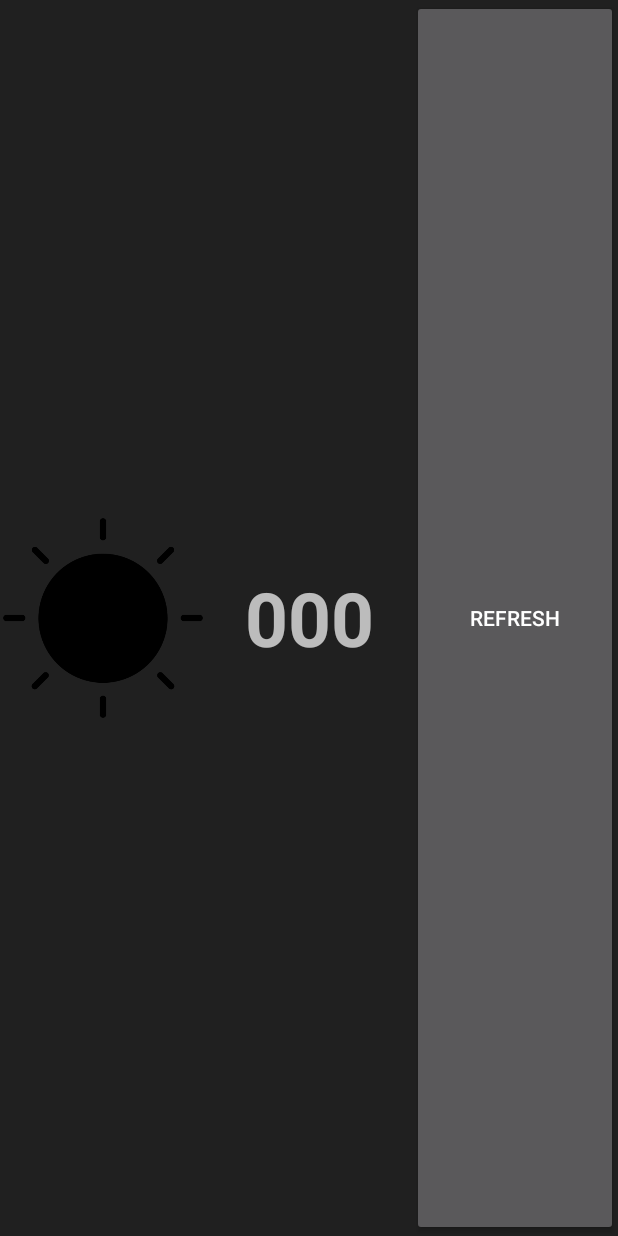
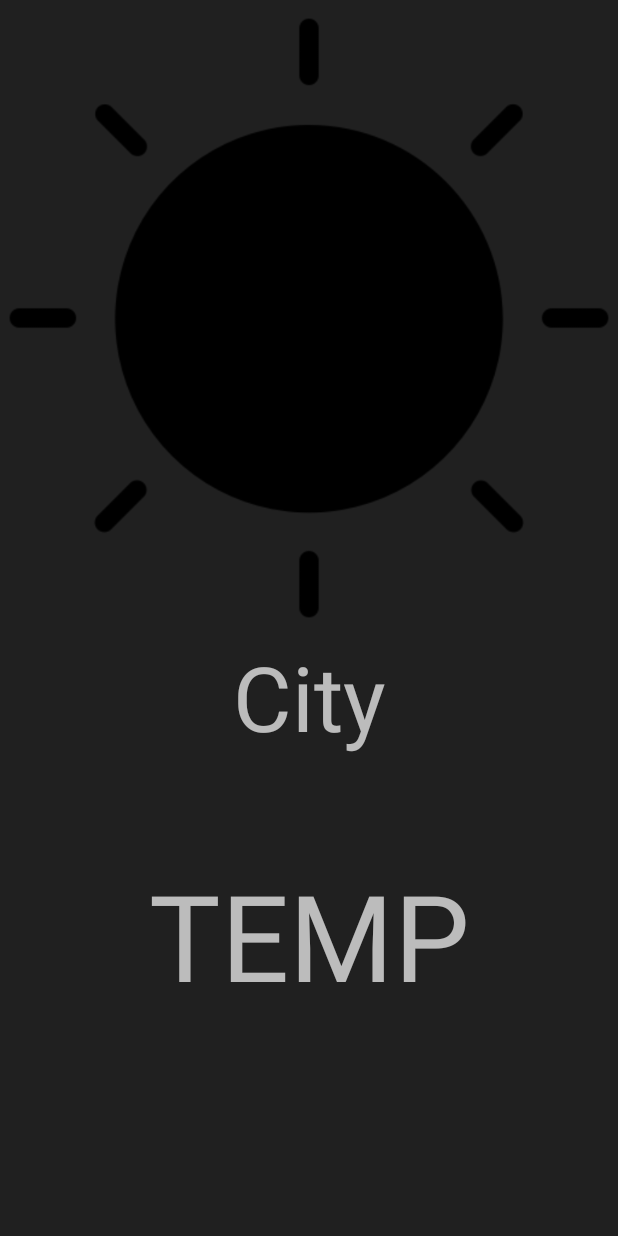
Before and after one commit to Ty-Haruki/Weather-App, an Android app: the layout widget_layout.xml on its own in the app's theme, with its tools: preview values and no code run, on a phone screen of 412 x 824 dp. Run offline under Robolectric (Android 15) with nearby library versions, the phone set to English and light mode, and no system bars.

Commit message:
Messed around with widget. (Mainly did research for widgets)

```diff
--- a/app/src/main/java/edu/apsu/weatherapp/WeatherWidgetProvider.java
+++ b/app/src/main/java/edu/apsu/weatherapp/WeatherWidgetProvider.java
@@ -11,24 +11,32 @@ import java.util.Random;
 
 public class WeatherWidgetProvider extends AppWidgetProvider {
 
+
+    @Override
+    public void onReceive(Context context, Intent intent) {
+
+        super.onReceive(context, intent);
+    }
+
     @Override
     public void onUpdate(Context context, AppWidgetManager appWidgetManager, int[] appWidgetIds) {
         final int count = appWidgetIds.length;
 
         for (int i = 0; i < count; i++) {
             int widgetId = appWidgetIds[i];
-            String number = String.format("%03d", (new Random().nextInt(900) + 100));
+            String degrees = String.format("%03d", (new Random().nextInt(100))+((char)176));
+            // change degrees to string to a getter method that gets degrees. Same with city
 
             RemoteViews remoteViews = new RemoteViews(context.getPackageName(),
                     R.layout.widget_layout);
-            remoteViews.setTextViewText(R.id.textView, number);
+            remoteViews.setTextViewText(R.id.degreesTV, degrees);
 
             Intent intent = new Intent(context, WeatherWidgetProvider.class);
             intent.setAction(AppWidgetManager.ACTION_APPWIDGET_UPDATE);
             intent.putExtra(AppWidgetManager.EXTRA_APPWIDGET_IDS, appWidgetIds);
             PendingIntent pendingIntent = PendingIntent.getBroadcast(context,
                     0, intent, PendingIntent.FLAG_UPDATE_CURRENT);
-            remoteViews.setOnClickPendingIntent(R.id.actionButton, pendingIntent);
+            //remoteViews.setOnClickPendingIntent(R.id.actionButton, pendingIntent);
             appWidgetManager.updateAppWidget(widgetId, remoteViews);
         }
     }
--- a/app/src/main/res/layout/widget_layout.xml
+++ b/app/src/main/res/layout/widget_layout.xml
@@ -1,32 +1,37 @@
 <LinearLayout xmlns:android="http://schemas.android.com/apk/res/android"
-    android:orientation="horizontal"
+    android:orientation="vertical"
     android:layout_width="match_parent"
     android:layout_height="match_parent"
     android:background="#55000000">
 
 
     <ImageView
-        android:id="@+id/imageView"
-        android:layout_width="0dp"
-        android:layout_height="match_parent"
-        android:layout_weight="1"
-        android:src="@drawable/sunny"/>
+        android:id="@+id/weatherImage"
+        android:layout_width="match_parent"
+        android:layout_height="424dp"
+        android:src="@drawable/sunny" />
 
     <TextView
-        android:id="@+id/textView"
-        android:layout_width="0dp"
-        android:layout_height="match_parent"
-        android:layout_weight="1"
-        android:gravity="center"
-        android:text="000"
-        android:textSize="50sp"
-        android:textStyle="bold"/>
+        android:id="@+id/cityName"
+        android:layout_width="match_parent"
+        android:layout_height="146dp"
+        android:text="City"
+        android:textSize="60sp"
+        android:textAlignment="center"
+        />
 
-    <Button
-        android:id="@+id/actionButton"
-        android:layout_width="0dp"
-        android:layout_height="match_parent"
-        android:layout_weight="1"
-        android:text="Refresh"/>
+
+
+    <TextView
+        android:id="@+id/degreesTV"
+        android:layout_width="match_parent"
+        android:layout_height="196dp"
+        android:text="TEMP"
+        android:textSize="80sp"
+        android:textAlignment="center"
+
+        />
+
+
 
 </LinearLayout>
```
